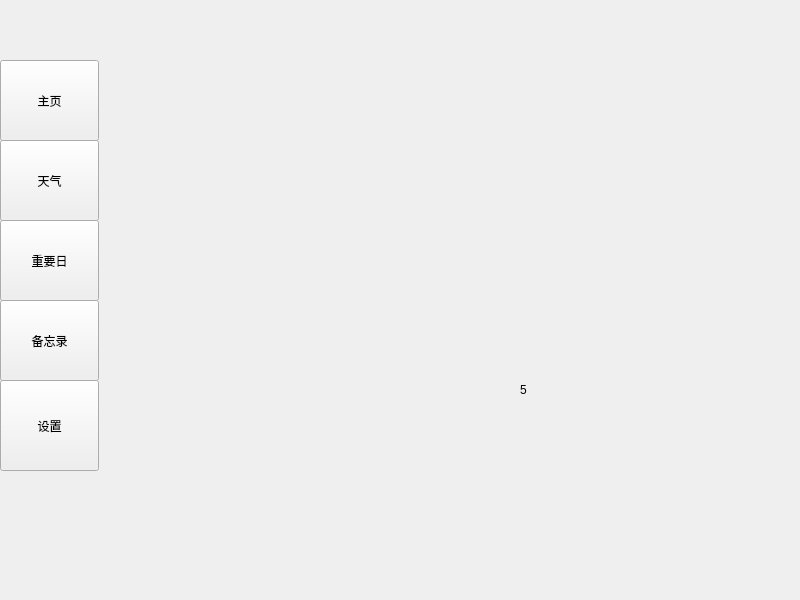
This is mainwindow.ui in YC-CLT/short-term-qt-project as Qt 5 draws it before an edit. The edited form follows.
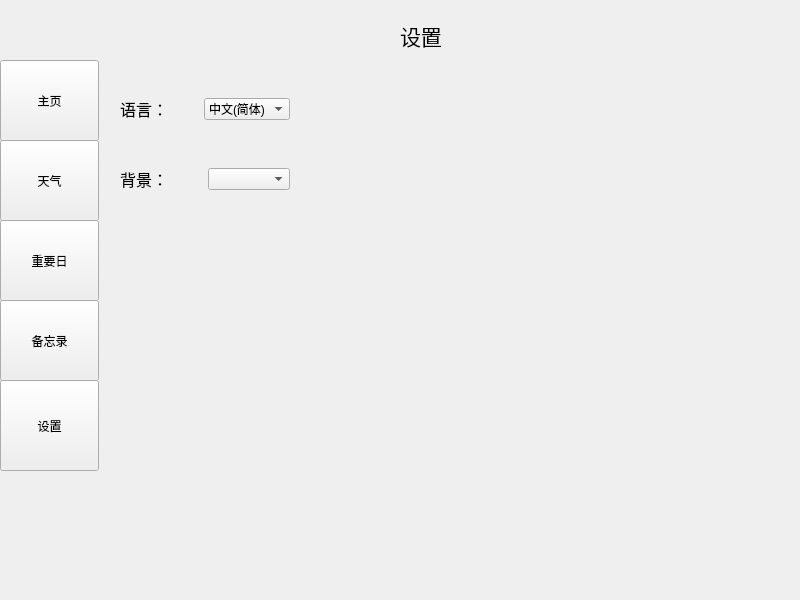
This is the edited form. The open tabs and pages were chosen to show the change.

```diff
--- a/mainwindow.ui
+++ b/mainwindow.ui
@@ -95,7 +95,7 @@
       <x>100</x>
       <y>10</y>
       <width>691</width>
-      <height>581</height>
+      <height>591</height>
      </rect>
     </property>
     <property name="currentIndex">
@@ -295,7 +295,7 @@
        <string/>
       </property>
      </widget>
-     <widget class="QWidget" name="layoutWidget">
+     <widget class="QWidget" name="layoutWidgetr">
       <property name="geometry">
        <rect>
         <x>0</x>
@@ -3049,16 +3049,105 @@
      <widget class="QLabel" name="label_5">
       <property name="geometry">
        <rect>
-        <x>420</x>
-        <y>370</y>
-        <width>69</width>
-        <height>19</height>
+        <x>300</x>
+        <y>0</y>
+        <width>61</width>
+        <height>51</height>
        </rect>
       </property>
+      <property name="font">
+       <font>
+        <pointsize>16</pointsize>
+       </font>
+      </property>
       <property name="text">
-       <string>5</string>
+       <string>设置</string>
       </property>
      </widget>
+     <widget class="QWidget" name="layoutWidget_14">
+      <property name="geometry">
+       <rect>
+        <x>20</x>
+        <y>150</y>
+        <width>170</width>
+        <height>38</height>
+       </rect>
+      </property>
+      <layout class="QHBoxLayout" name="horizontalLayout_4">
+       <item>
+        <widget class="QLabel" name="label_7">
+         <property name="font">
+          <font>
+           <pointsize>12</pointsize>
+          </font>
+         </property>
+         <property name="text">
+          <string>背景：</string>
+         </property>
+        </widget>
+       </item>
+       <item>
+        <widget class="QComboBox" name="picComboBox">
+         <property name="font">
+          <font>
+           <pointsize>9</pointsize>
+          </font>
+         </property>
+         <property name="editable">
+          <bool>false</bool>
+         </property>
+        </widget>
+       </item>
+      </layout>
+     </widget>
+     <widget class="QWidget" name="layoutWidget">
+      <property name="geometry">
+       <rect>
+        <x>20</x>
+        <y>80</y>
+        <width>170</width>
+        <height>38</height>
+       </rect>
+      </property>
+      <layout class="QHBoxLayout" name="horizontalLayout_3">
+       <item>
+        <widget class="QLabel" name="label_6">
+         <property name="font">
+          <font>
+           <pointsize>12</pointsize>
+          </font>
+         </property>
+         <property name="text">
+          <string>语言：</string>
+         </property>
+        </widget>
+       </item>
+       <item>
+        <widget class="QComboBox" name="langComboBox">
+         <property name="font">
+          <font>
+           <pointsize>9</pointsize>
+          </font>
+         </property>
+         <item>
+          <property name="text">
+           <string>中文(简体)</string>
+          </property>
+         </item>
+         <item>
+          <property name="text">
+           <string>English</string>
+          </property>
+         </item>
+         <item>
+          <property name="text">
+           <string>日本語</string>
+          </property>
+         </item>
+        </widget>
+       </item>
+      </layout>
+     </widget>
     </widget>
    </widget>
   </widget>
```
Left out of the diff: 49 changed lines with no effect on the pictures.
